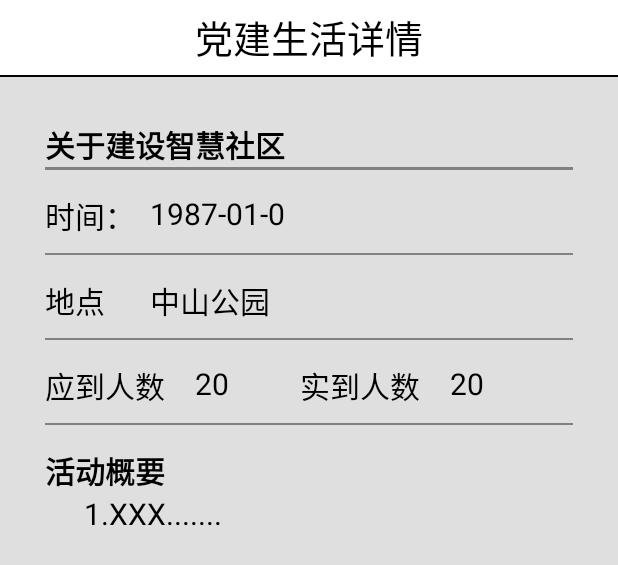
After one commit to sjtudclab/smartcity-android, an Android app: the layout dangtuan_aty.xml on its own in the app's theme, with its tools: preview values and no code run, on a phone screen of 412 x 824 dp. The commit adds this screen. Shown: the top 565 px of the screen. Run offline under Robolectric (Android 15) with nearby library versions, the phone set to English and light mode, and no system bars.

Commit message:
修改了居委会主页，添加了党建详细活动界面，居委会主页界面的图片轮播还存在一定问题

```diff
--- a/SmartCity/app/src/main/AndroidManifest.xml
+++ b/SmartCity/app/src/main/AndroidManifest.xml
@@ -4,7 +4,7 @@
           android:versionCode="1"
           android:versionName="1.0">
     <uses-sdk android:minSdkVersion="17"/>
-    <application android:label="@string/app_name" android:icon="@drawable/ic_launcher">
+    <application android:label="@string/app_name" android:icon="@drawable/ic_launcher" android:theme="@android:style/Theme.Light.NoTitleBar" >
         <activity android:name="MainActivity"
                   android:label="@string/app_name">
             <intent-filter>
--- a/SmartCity/app/src/main/java/sjtu/dclab/smartcity/HomeAct.java
+++ b/SmartCity/app/src/main/java/sjtu/dclab/smartcity/HomeAct.java
@@ -129,12 +129,14 @@ public class HomeAct extends Activity {
                 R.drawable.announcement, R.drawable.community_act,
                 R.drawable.work_log, R.drawable.population_information,
                 R.drawable.data_management,R.drawable.housing_information,
-                R.drawable.resident_mailbox,R.drawable.resident_opnion
+                R.drawable.resident_mailbox,R.drawable.resident_opnion,
+                R.drawable.oriental_window, R.drawable.payment_record,
+                R.drawable.property_management, R.drawable.public_opinion_square
                 };
-        labels = new String[] { "东方之窗", "收款纪录", "物业管理", "民意广场",
-                                "个人信息", "社区公告", "社区活动", "工作日志",
-                                "人口信息", "人事管理", "房屋信息", "居民信箱",
-                                "舆情管理" };
+        labels = new String[] { "民政工作", "公益服务", "便民服务", "卫计工作",
+                                "安防工作", "社区综治", "信访调解", "文教宣传",
+                                "民意广场", "民意投票", "舆情管理", "公告管理",
+                                "人口信息","房屋信息","人事信息","周边设施" };
 
         serviceGridView = (GridView) view_home.findViewById(R.id.gview);
         System.out.println(serviceGridView == null);
--- a/SmartCity/app/src/main/java/sjtu/dclab/smartcity/MainActivity.java
+++ b/SmartCity/app/src/main/java/sjtu/dclab/smartcity/MainActivity.java
@@ -11,7 +11,7 @@ public class MainActivity extends Activity {
     @Override
     public void onCreate(Bundle savedInstanceState) {
         super.onCreate(savedInstanceState);
-        //setContentView(R.layout.main);
+        //setContentView(R.layout.dangtuan_aty);
         startActivity(new Intent(getApplicationContext(),HomeAct.class));
         finish();
     }
--- /dev/null
+++ b/SmartCity/app/src/main/res/layout/dangtuan_aty.xml
@@ -0,0 +1,172 @@
+<?xml version="1.0" encoding="utf-8"?>
+<LinearLayout xmlns:android="http://schemas.android.com/apk/res/android"
+    android:orientation="vertical" android:layout_width="match_parent"
+    android:layout_height="match_parent"
+    android:background="#ffdfdfdf"
+    android:textAlignment="center"
+    android:id="@+id/dangtuan">
+
+    <TextView
+        android:layout_width="fill_parent"
+        android:layout_height="50dp"
+        android:text="@string/dangtuan_aty"
+        android:id="@+id/textView2"
+        android:layout_gravity="center_horizontal"
+        android:textSize="25dp"
+        android:background="#ffffffff"
+        android:textColor="#ff000000"
+        android:textAlignment="center"
+        android:gravity="center_vertical|center_horizontal"
+        android:autoText="false" />
+    <View
+        android:layout_width="match_parent"
+        android:layout_height="1dip"
+        android:background="#ff000000"
+        android:id="@+id/thread" />
+
+    <TextView
+        android:layout_width="199dp"
+        android:layout_height="30dp"
+        android:text="@string/dangtuan_title"
+        android:id="@+id/textView3"
+        android:layout_marginLeft="30dp"
+        android:layout_marginTop="30dp"
+        android:layout_gravity="left"
+        android:textColor="#ff000000"
+        android:textSize="20dp"
+        android:textStyle="bold" />
+    <View
+        android:layout_width="match_parent"
+        android:layout_height="2dip"
+        android:background="#ff818181"
+        android:id="@+id/thread1"
+        android:layout_marginLeft="30dp"
+        android:layout_marginRight="30dp" />
+
+    <TextView
+        android:layout_width="101dp"
+        android:layout_height="30dp"
+        android:text="@string/dangtuan_time"
+        android:id="@+id/textView4"
+        android:layout_marginTop="15dp"
+        android:layout_marginLeft="30dp"
+        android:textColor="#ff000000"
+        android:textSize="20dp" />
+
+    <TextView
+        android:layout_width="100dp"
+        android:layout_height="30dp"
+        android:text="@string/dangtuan_tm"
+        android:id="@+id/textView5"
+        android:layout_marginLeft="100dp"
+        android:layout_marginTop="-30dp"
+        android:textColor="#ff000000"
+        android:textSize="20dp" />
+
+    <View
+        android:layout_width="match_parent"
+        android:layout_height="1dip"
+        android:background="#ff818181"
+        android:id="@+id/thread2"
+        android:layout_marginLeft="30dp"
+        android:layout_marginRight="30dp"
+        android:layout_marginTop="10dp" />
+
+    <TextView
+        android:layout_width="101dp"
+        android:layout_height="30dp"
+        android:text="@string/dangtuan_didian"
+        android:id="@+id/textView6"
+        android:layout_marginTop="15dp"
+        android:layout_marginLeft="30dp"
+        android:textColor="#ff000000"
+        android:textSize="20dp" />
+
+    <TextView
+        android:layout_width="100dp"
+        android:layout_height="30dp"
+        android:text="@string/dangtuan_dd"
+        android:id="@+id/textView7"
+        android:layout_marginLeft="100dp"
+        android:layout_marginTop="-30dp"
+        android:textColor="#ff000000"
+        android:textSize="20dp" />
+    <View
+        android:layout_width="match_parent"
+        android:layout_height="1dip"
+        android:background="#ff818181"
+        android:id="@+id/thread3"
+        android:layout_marginLeft="30dp"
+        android:layout_marginRight="30dp"
+        android:layout_marginTop="10dp" />
+
+    <TextView
+        android:layout_width="101dp"
+        android:layout_height="30dp"
+        android:text="@string/dangtuan_yingdao"
+        android:id="@+id/textView8"
+        android:layout_marginTop="15dp"
+        android:layout_marginLeft="30dp"
+        android:textColor="#ff000000"
+        android:textSize="20dp" />
+
+    <TextView
+        android:layout_width="100dp"
+        android:layout_height="30dp"
+        android:text="@string/dangtuan_yd"
+        android:id="@+id/textView9"
+        android:layout_marginLeft="130dp"
+        android:layout_marginTop="-30dp"
+        android:textColor="#ff000000"
+        android:textSize="20dp" />
+    <TextView
+        android:layout_width="100dp"
+        android:layout_height="30dp"
+        android:text="@string/dangtuan_shidao"
+        android:id="@+id/textView10"
+        android:layout_marginLeft="200dp"
+        android:layout_marginTop="-30dp"
+        android:textColor="#ff000000"
+        android:textSize="20dp" />
+    <TextView
+        android:layout_width="100dp"
+        android:layout_height="30dp"
+        android:text="@string/dangtuan_sd"
+        android:id="@+id/textView11"
+        android:layout_marginLeft="300dp"
+        android:layout_marginTop="-30dp"
+        android:textColor="#ff000000"
+        android:textSize="20dp" />
+    <View
+        android:layout_width="match_parent"
+        android:layout_height="1dip"
+        android:background="#ff818181"
+        android:id="@+id/thread4"
+        android:layout_marginLeft="30dp"
+        android:layout_marginRight="30dp"
+        android:layout_marginTop="10dp" />
+
+    <TextView
+        android:layout_width="101dp"
+        android:layout_height="30dp"
+        android:text="@string/dangtuan_huodong"
+        android:id="@+id/textView12"
+        android:layout_marginTop="15dp"
+        android:layout_marginLeft="30dp"
+        android:textColor="#ff000000"
+        android:textSize="20dp"
+        android:textStyle="bold" />
+
+    <TextView
+        android:layout_width="300dp"
+        android:layout_height="180dp"
+        android:textAppearance="?android:attr/textAppearanceLarge"
+        android:text="@string/dangtuan_hd"
+        android:id="@+id/textView13"
+        android:layout_gravity="center_horizontal"
+        android:layout_marginLeft="0dp"
+        android:textStyle="normal"
+        android:textSize="20dp"
+        android:textColor="#ff000000" />
+
+</LinearLayout>
--- a/SmartCity/app/src/main/res/layout/service_item.xml
+++ b/SmartCity/app/src/main/res/layout/service_item.xml
@@ -12,7 +12,7 @@
         android:src="@drawable/ic_launcher"
         android:id="@+id/itemIcon"
         android:layout_width="60dp"
-        android:layout_height="60dp"
+        android:layout_height="45dp"
 
         />
 
--- a/SmartCity/app/src/main/res/layout/tab_home.xml
+++ b/SmartCity/app/src/main/res/layout/tab_home.xml
@@ -39,36 +39,45 @@
         android:layout_width="match_parent"
         android:layout_height="match_parent"
         android:orientation="vertical"
-        android:gravity="center_horizontal|center_vertical">
+        android:gravity="center_horizontal|center_vertical"
+        android:weightSum="1">
 
         <ViewFlipper
             android:layout_width="match_parent"
-            android:layout_height="wrap_content"
+            android:layout_height="110dp"
             android:id="@+id/vflipper"
-            android:layout_gravity="center_horizontal"
-            android:flipInterval="2000">
-
-            <ImageView
-                android:layout_width="wrap_content"
-                android:layout_height="wrap_content"
-                android:id="@+id/image1"
-                android:background="@drawable/ic_launcher" />
+            android:flipInterval="2000"
+            android:animateFirstView="true"
+            android:autoStart="true"
+            android:scaleType = "fitXY"
+            android:layout_marginTop="-10dp">
 
             <ImageView
                 android:layout_width="wrap_content"
                 android:layout_height="wrap_content"
                 android:id="@+id/imageView"
-                android:background="@drawable/tab_img_more" />
+                android:background="@drawable/dong2"
+                android:adjustViewBounds="true" />
 
+            <ImageView
+                android:layout_width="wrap_content"
+                android:layout_height="wrap_content"
+                android:id="@+id/imageView2"
+                android:background="@drawable/dong3" />
         </ViewFlipper>
 
         <GridView
             android:layout_width="match_parent"
-            android:layout_height="330dp"
+            android:layout_height="360dp"
             android:id="@+id/gview"
-            android:numColumns="auto_fit"
-            android:stretchMode="columnWidth"
-            android:columnWidth="120dp" />
+            android:stretchMode="spacingWidthUniform"
+            android:numColumns="4"
+            android:layout_marginLeft="3dp"
+            android:layout_marginTop="0dp"
+            android:columnWidth="90dp"
+
+
+            android:verticalSpacing="0dp" />
 
     </LinearLayout>
 
--- a/SmartCity/app/src/main/res/values/strings.xml
+++ b/SmartCity/app/src/main/res/values/strings.xml
@@ -8,4 +8,16 @@
     <string name="btm_title_service">服务</string>
     <string name="btm_title_person">个人</string>
     <string name="btm_title_more">更多</string>
+    <string name="dangtuan_aty">党建生活详情</string>
+    <string name="dangtuan_title">关于建设智慧社区</string>
+    <string name="dangtuan_time">时间：</string>
+    <string name="dangtuan_tm">1987-01-01</string>
+    <string name="dangtuan_didian">地点</string>
+    <string name="dangtuan_dd">中山公园</string>
+    <string name="dangtuan_yingdao">应到人数</string>
+    <string name="dangtuan_yd">20</string>
+    <string name="dangtuan_shidao">实到人数</string>
+    <string name="dangtuan_sd">20</string>
+    <string name="dangtuan_huodong">活动概要</string>
+    <string name="dangtuan_hd">1.XXX.......</string>
 </resources>
```
Also changed, not shown: SmartCity/app/src/main/res/drawable-ldpi/bg001.jpg (deleted), SmartCity/app/src/main/res/drawable-ldpi/bg002.jpg (deleted), SmartCity/app/src/main/res/drawable-ldpi/bg003.jpg (deleted), SmartCity/app/src/main/res/drawable-ldpi/bg004.jpg (deleted), SmartCity/app/src/main/res/drawable-xhdpi/dong2.jpg (added), SmartCity/app/src/main/res/drawable-xhdpi/dong3.jpg (added).
